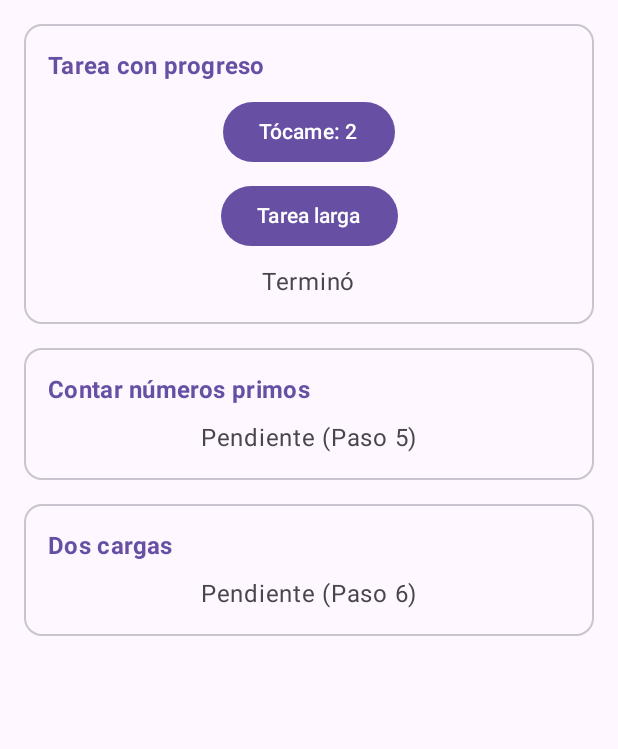
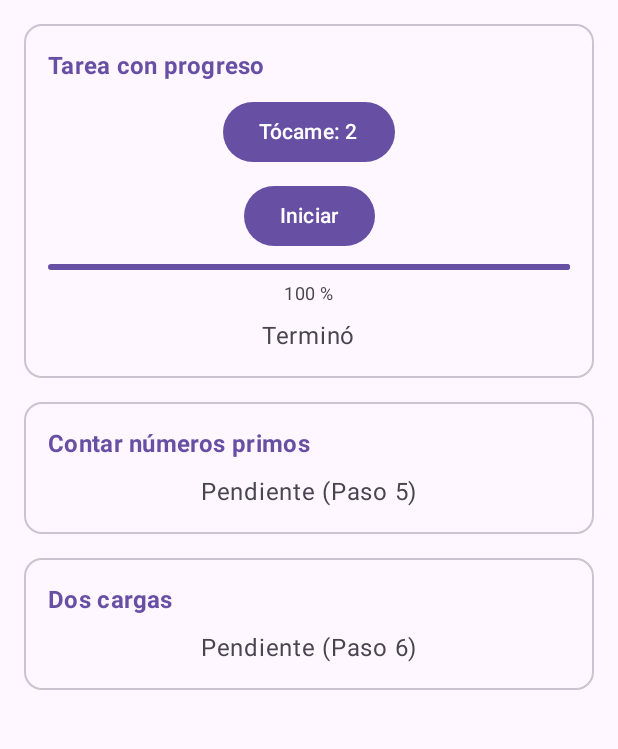
Before and after one commit to faridchz16/CentroTareas, an Android app built with Jetpack Compose: the screen it shows after launch (MainActivity), after a tap on an icon or button, on a phone screen of 412 x 824 dp, the part 96-845 px from its top. Run offline under Robolectric (Android 15) with nearby library versions, the phone set to English and light mode, and no system bars; 2 other taps on this screen came first.

Commit message:
feat(progreso): agrega barra de progreso con StateFlow

```diff
--- a/app/src/main/java/com/chavez/centrotareas/ui/PantallaTareas.kt
+++ b/app/src/main/java/com/chavez/centrotareas/ui/PantallaTareas.kt
@@ -13,6 +13,7 @@ import androidx.compose.material3.Button
 import androidx.compose.material3.Card
 import androidx.compose.material3.CardDefaults
 import androidx.compose.material3.ExperimentalMaterial3Api
+import androidx.compose.material3.LinearProgressIndicator
 import androidx.compose.material3.MaterialTheme
 import androidx.compose.material3.Scaffold
 import androidx.compose.material3.Text
@@ -34,6 +35,7 @@ import com.chavez.centrotareas.viewmodel.TareasViewModel
 @Composable
 fun PantallaTareas(vm: TareasViewModel) {
     val mensaje by vm.mensaje.collectAsState()
+    val progreso by vm.progreso.collectAsState()
 
     var toques by rememberSaveable { mutableIntStateOf(0) }
 
@@ -60,9 +62,21 @@ fun PantallaTareas(vm: TareasViewModel) {
                 Button(onClick = { toques++ }) {
                     Text("Tócame: $toques")
                 }
+
                 Button(onClick = { vm.tareaLarga() }) {
-                    Text("Tarea larga")
+                    Text("Iniciar")
                 }
+
+                LinearProgressIndicator(
+                    progress = { progreso },
+                    modifier = Modifier.fillMaxWidth()
+                )
+
+                Text(
+                    text = "${(progreso * 100).toInt()} %",
+                    style = MaterialTheme.typography.bodySmall,
+                    color = MaterialTheme.colorScheme.onSurfaceVariant
+                )
 
                 Text(
                     text = mensaje,
--- a/app/src/main/java/com/chavez/centrotareas/viewmodel/TareasViewModel.kt
+++ b/app/src/main/java/com/chavez/centrotareas/viewmodel/TareasViewModel.kt
@@ -19,14 +19,21 @@ class TareasViewModel(private val repo: TareasRepository) : ViewModel() {
     private val _mensaje = MutableStateFlow("Listo")
     val mensaje: StateFlow<String> = _mensaje.asStateFlow()
 
+    private val _progreso = MutableStateFlow(0f)
+    val progreso: StateFlow<Float> = _progreso.asStateFlow()
+
     fun tareaLarga() {
         viewModelScope.launch {
+            _progreso.value = 0f
             _mensaje.value = "Trabajando..."
             Log.d("HILO", "Antes: ${Thread.currentThread().name}")
 
             withContext(Dispatchers.Default) {
                 Log.d("HILO", "Dentro: ${Thread.currentThread().name}")
-                delay(4000)
+                for (i in 1..100) {
+                    delay(40)
+                    _progreso.value = i / 100f
+                }
             }
 
             Log.d("HILO", "Despues: ${Thread.currentThread().name}")
@@ -39,5 +46,4 @@ class TareasViewModel(private val repo: TareasRepository) : ViewModel() {
 
     private val _carga = MutableStateFlow<CargaUi>(CargaUi.Inicial)
     val carga: StateFlow<CargaUi> = _carga.asStateFlow()
-
 }
```
